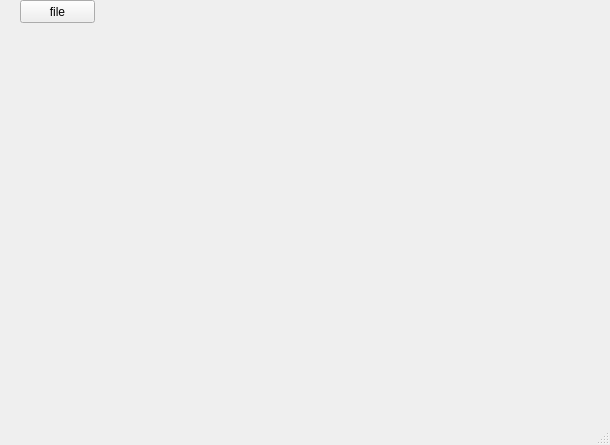
gongjianbo/QtGifTool, file mainwindow.ui: the form before one commit.
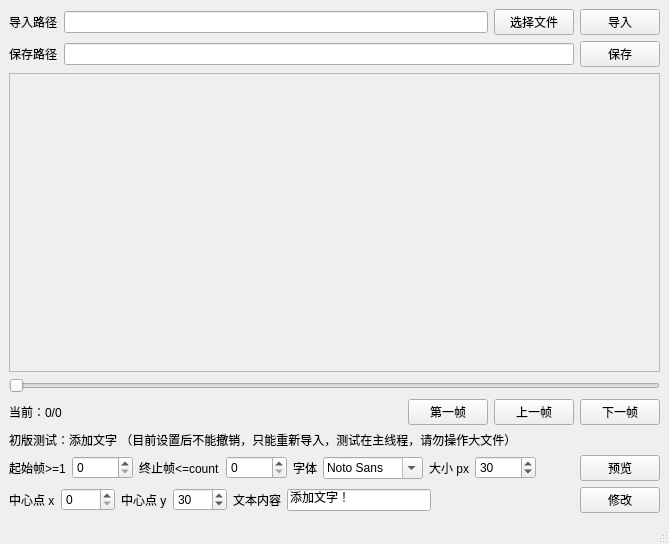
The form after the commit.

Commit message: 完成初版，gif库有问题，待更换后再修改功能

Patch:
```diff
--- a/mainwindow.ui
+++ b/mainwindow.ui
@@ -6,27 +6,313 @@
    <rect>
     <x>0</x>
     <y>0</y>
-    <width>610</width>
-    <height>445</height>
+    <width>669</width>
+    <height>544</height>
    </rect>
   </property>
   <property name="windowTitle">
    <string>MainWindow</string>
   </property>
   <widget class="QWidget" name="centralwidget">
-   <widget class="QPushButton" name="btnFile">
-    <property name="geometry">
-     <rect>
-      <x>20</x>
-      <y>0</y>
-      <width>75</width>
-      <height>23</height>
-     </rect>
-    </property>
-    <property name="text">
-     <string>file</string>
-    </property>
-   </widget>
+   <layout class="QVBoxLayout" name="verticalLayout">
+    <item>
+     <layout class="QHBoxLayout" name="horizontalLayout">
+      <item>
+       <widget class="QLabel" name="label">
+        <property name="text">
+         <string>导入路径</string>
+        </property>
+       </widget>
+      </item>
+      <item>
+       <widget class="QLineEdit" name="editLoad"/>
+      </item>
+      <item>
+       <widget class="QPushButton" name="btnSelect">
+        <property name="text">
+         <string>选择文件</string>
+        </property>
+       </widget>
+      </item>
+      <item>
+       <widget class="QPushButton" name="btnLoad">
+        <property name="text">
+         <string>导入</string>
+        </property>
+       </widget>
+      </item>
+     </layout>
+    </item>
+    <item>
+     <layout class="QHBoxLayout" name="horizontalLayout_2">
+      <item>
+       <widget class="QLabel" name="label_2">
+        <property name="text">
+         <string>保存路径</string>
+        </property>
+       </widget>
+      </item>
+      <item>
+       <widget class="QLineEdit" name="editSave"/>
+      </item>
+      <item>
+       <widget class="QPushButton" name="btnSave">
+        <property name="text">
+         <string>保存</string>
+        </property>
+       </widget>
+      </item>
+     </layout>
+    </item>
+    <item>
+     <widget class="QScrollArea" name="scrollArea">
+      <property name="widgetResizable">
+       <bool>true</bool>
+      </property>
+      <widget class="QWidget" name="scrollAreaWidgetContents">
+       <property name="geometry">
+        <rect>
+         <x>0</x>
+         <y>0</y>
+         <width>649</width>
+         <height>278</height>
+        </rect>
+       </property>
+       <layout class="QVBoxLayout" name="verticalLayout_2">
+        <item>
+         <widget class="QLabel" name="labelImage">
+          <property name="text">
+           <string/>
+          </property>
+          <property name="alignment">
+           <set>Qt::AlignCenter</set>
+          </property>
+         </widget>
+        </item>
+       </layout>
+      </widget>
+     </widget>
+    </item>
+    <item>
+     <widget class="QSlider" name="gifSlider">
+      <property name="orientation">
+       <enum>Qt::Horizontal</enum>
+      </property>
+     </widget>
+    </item>
+    <item>
+     <layout class="QHBoxLayout" name="horizontalLayout_3">
+      <item>
+       <widget class="QLabel" name="labelMessage">
+        <property name="text">
+         <string>当前：0/0</string>
+        </property>
+       </widget>
+      </item>
+      <item>
+       <spacer name="horizontalSpacer">
+        <property name="orientation">
+         <enum>Qt::Horizontal</enum>
+        </property>
+        <property name="sizeHint" stdset="0">
+         <size>
+          <width>40</width>
+          <height>20</height>
+         </size>
+        </property>
+       </spacer>
+      </item>
+      <item>
+       <widget class="QPushButton" name="btnFirst">
+        <property name="text">
+         <string>第一帧</string>
+        </property>
+       </widget>
+      </item>
+      <item>
+       <widget class="QPushButton" name="btnPrev">
+        <property name="text">
+         <string>上一帧</string>
+        </property>
+       </widget>
+      </item>
+      <item>
+       <widget class="QPushButton" name="btnNext">
+        <property name="text">
+         <string>下一帧</string>
+        </property>
+       </widget>
+      </item>
+     </layout>
+    </item>
+    <item>
+     <widget class="QLabel" name="label_3">
+      <property name="text">
+       <string>初版测试：添加文字 （目前设置后不能撤销，只能重新导入，测试在主线程，请勿操作大文件）</string>
+      </property>
+     </widget>
+    </item>
+    <item>
+     <layout class="QHBoxLayout" name="horizontalLayout_4">
+      <item>
+       <widget class="QLabel" name="label_4">
+        <property name="text">
+         <string>起始帧&gt;=1</string>
+        </property>
+       </widget>
+      </item>
+      <item>
+       <widget class="QSpinBox" name="spinFrameBegin">
+        <property name="maximum">
+         <number>99999</number>
+        </property>
+       </widget>
+      </item>
+      <item>
+       <widget class="QLabel" name="label_5">
+        <property name="text">
+         <string>终止帧&lt;=count</string>
+        </property>
+       </widget>
+      </item>
+      <item>
+       <widget class="QSpinBox" name="spinFrameEnd">
+        <property name="maximum">
+         <number>99999</number>
+        </property>
+       </widget>
+      </item>
+      <item>
+       <widget class="QLabel" name="label_8">
+        <property name="text">
+         <string>字体</string>
+        </property>
+       </widget>
+      </item>
+      <item>
+       <widget class="QFontComboBox" name="fontComboBox">
+        <property name="maximumSize">
+         <size>
+          <width>100</width>
+          <height>16777215</height>
+         </size>
+        </property>
+        <property name="currentFont">
+         <font>
+          <family>微软雅黑</family>
+         </font>
+        </property>
+       </widget>
+      </item>
+      <item>
+       <widget class="QLabel" name="label_9">
+        <property name="text">
+         <string>大小 px</string>
+        </property>
+       </widget>
+      </item>
+      <item>
+       <widget class="QSpinBox" name="spinFontPx">
+        <property name="maximum">
+         <number>99999</number>
+        </property>
+        <property name="value">
+         <number>30</number>
+        </property>
+       </widget>
+      </item>
+      <item>
+       <spacer name="horizontalSpacer_2">
+        <property name="orientation">
+         <enum>Qt::Horizontal</enum>
+        </property>
+        <property name="sizeHint" stdset="0">
+         <size>
+          <width>13</width>
+          <height>17</height>
+         </size>
+        </property>
+       </spacer>
+      </item>
+      <item>
+       <widget class="QPushButton" name="btnPreview">
+        <property name="text">
+         <string>预览</string>
+        </property>
+       </widget>
+      </item>
+     </layout>
+    </item>
+    <item>
+     <layout class="QHBoxLayout" name="horizontalLayout_5">
+      <item>
+       <widget class="QLabel" name="label_6">
+        <property name="text">
+         <string>中心点 x</string>
+        </property>
+       </widget>
+      </item>
+      <item>
+       <widget class="QSpinBox" name="spinCenterX">
+        <property name="maximum">
+         <number>9999</number>
+        </property>
+       </widget>
+      </item>
+      <item>
+       <widget class="QLabel" name="label_7">
+        <property name="text">
+         <string>中心点 y</string>
+        </property>
+       </widget>
+      </item>
+      <item>
+       <widget class="QSpinBox" name="spinCenterY">
+        <property name="maximum">
+         <number>9999</number>
+        </property>
+        <property name="value">
+         <number>30</number>
+        </property>
+       </widget>
+      </item>
+      <item>
+       <widget class="QLabel" name="label_10">
+        <property name="text">
+         <string>文本内容</string>
+        </property>
+       </widget>
+      </item>
+      <item>
+       <widget class="QLineEdit" name="editText">
+        <property name="text">
+         <string>添加文字！</string>
+        </property>
+       </widget>
+      </item>
+      <item>
+       <spacer name="horizontalSpacer_3">
+        <property name="orientation">
+         <enum>Qt::Horizontal</enum>
+        </property>
+        <property name="sizeHint" stdset="0">
+         <size>
+          <width>40</width>
+          <height>20</height>
+         </size>
+        </property>
+       </spacer>
+      </item>
+      <item>
+       <widget class="QPushButton" name="btnChange">
+        <property name="text">
+         <string>修改</string>
+        </property>
+       </widget>
+      </item>
+     </layout>
+    </item>
+   </layout>
   </widget>
   <widget class="QMenuBar" name="menubar">
    <property name="geometry">
```
Left out of the diff: 2 changed lines with no effect on the pictures. The commit also changes 5 other files.
